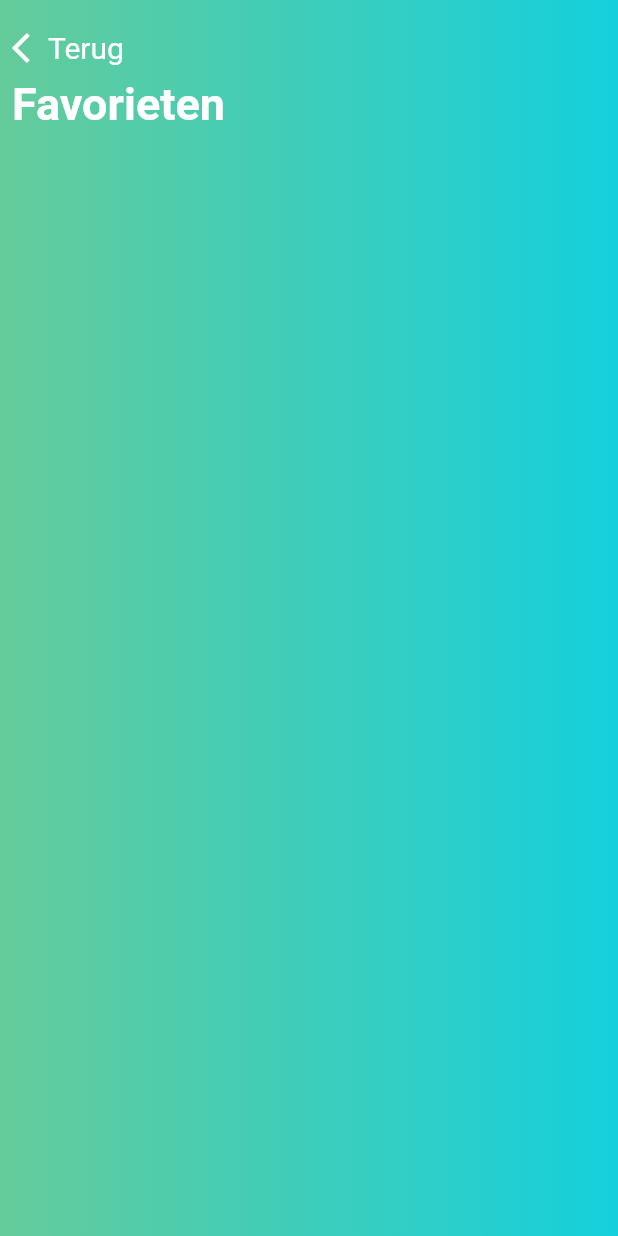
After one commit to YaniMaassenPXL/wisemen_sollicitatie_pokemon_app, a Flutter app: the screen it shows after launch, after a tap on "Mijn team", on a phone screen of 412 x 824 dp. The commit adds this screen. Run offline on Flutter 3.47's test engine with Material 2 defaults, Android fonts, the phone set to English and light mode, and no system bars; our stand-ins replace bloc, carousel_slider, equatable, flutter_bloc, hive, hive_flutter and 2 more; accounts and stored records are empty; generated files the repository leaves out were written again; network calls fail.

Commit message:
Added team page (favorites page with a limit of 6 pokemon) Added functionality for team page in detail bloc and selection card

```diff
--- a/lib/app.dart
+++ b/lib/app.dart
@@ -3,6 +3,7 @@ import 'package:pokemon_api/pokemon_api.dart';
 import 'package:flutter_bloc/flutter_bloc.dart';
 import 'package:pokemon_app_wisemen/favorites/favorites.dart';
 import 'package:pokemon_app_wisemen/home/home.dart';
+import 'package:pokemon_app_wisemen/team/team.dart';
 
 class App extends MaterialApp {
   App({super.key, required PokemonApiClient repository})
@@ -13,7 +14,8 @@ class App extends MaterialApp {
               value: repository,
               child: const Home(),
             ),
-            '/favorites': (context) => const Favorites()
+            '/favorites': (context) => const Favorites(),
+            '/team': (context) => const Team()
           },
           debugShowCheckedModeBanner: false,
         );
--- a/lib/detail/bloc/detail_bloc.dart
+++ b/lib/detail/bloc/detail_bloc.dart
@@ -32,7 +32,7 @@ class DetailBloc extends Bloc<DetailEvent, DetailState> {
       final pokemon = await _pokemonApiClient.getPokemonById(state.pokemon.id);
       final favoritesBox = await Hive.openBox('favorites');
       final teamBox = await Hive.openBox('team');
-      final viewedBox = await Hive.openBox('viewedBox');
+      final viewedBox = await Hive.openBox('viewed');
 
       if (!viewedBox.containsKey(pokemon.id.toString())) {
         viewedBox.put(pokemon.id.toString(), jsonEncode(pokemon));
@@ -42,7 +42,7 @@ class DetailBloc extends Bloc<DetailEvent, DetailState> {
         status: DetailStatus.success,
         pokemon: pokemon,
         favorite: favoritesBox.containsKey(pokemon.id.toString()),
-        team: teamBox.containsKey(pokemon.id.toString())
+        team: teamBox.containsKey(pokemon.id.toString()) || teamBox.length >= 6
       ));
     } on Exception catch (_) {
       final favoritesBox = await Hive.openBox('favorites');
@@ -81,7 +81,7 @@ class DetailBloc extends Bloc<DetailEvent, DetailState> {
     teamBox.put(state.pokemon.id.toString(), jsonEncode(state.pokemon));
     emit(state.copyWith(
       status: DetailStatus.success,
-      favorite: true,
+      team: true,
     ));
   }
 }
--- a/lib/home/widgets/selection_card.dart
+++ b/lib/home/widgets/selection_card.dart
@@ -14,6 +14,8 @@ class SelectionCard extends StatelessWidget {
       child: Row(
         children: [
           Expanded(
+            child: GestureDetector(
+              onTap: () => Navigator.of(context).pushNamed('/team'),
               child: Padding(
                 padding: const EdgeInsets.fromLTRB(8, 2, 4, 8),
                 child: Container(
@@ -54,6 +56,7 @@ class SelectionCard extends StatelessWidget {
                         child: Image.asset('assets/ball_purple.png', height: MediaQuery.of(context).size.height * .13)
                       )
                     ],
+                  ),
                 ),
               ),
             )
--- /dev/null
+++ b/lib/team/cubit/team_cubit.dart
@@ -0,0 +1,36 @@
+import 'dart:convert';
+
+import 'package:bloc/bloc.dart';
+import 'package:hive/hive.dart';
+import 'package:pokemon_api/pokemon_api.dart';
+import 'package:equatable/equatable.dart';
+
+part 'team_state.dart';
+
+class TeamCubit extends Cubit<TeamState> {
+  TeamCubit() : super(const TeamState.loading());
+
+  Future<void> fetchList() async {
+    try {
+      final favoritesBox = await Hive.openBox('team');
+      List<Pokemon> pokemonList = <Pokemon>[];
+      favoritesBox.values.forEach((pokemon) {
+        pokemonList.add(Pokemon.fromJson(jsonDecode(pokemon)));
+      });
+      emit(TeamState.success(pokemonList));
+    } on Exception {
+      emit(const TeamState.failure());
+    }
+  }
+
+  Future<void> removeItem(String id) async {
+    final favoritesBox = await Hive.openBox('team');
+    favoritesBox.delete(id);
+    List<Pokemon> pokemonList = <Pokemon>[];
+    favoritesBox.values.forEach((pokemon) {
+      pokemonList.add(Pokemon.fromJson(jsonDecode(pokemon)));
+    });
+
+    emit(TeamState.success(pokemonList));
+  }
+}
--- /dev/null
+++ b/lib/team/cubit/team_state.dart
@@ -0,0 +1,23 @@
+part of 'team_cubit.dart';
+
+enum TeamStatus { loading, success, failure }
+
+class TeamState extends Equatable {
+  const TeamState._({
+    this.status = TeamStatus.loading,
+    this.pokemonList = const <Pokemon>[],
+  });
+
+  const TeamState.loading() : this._();
+
+  const TeamState.success(List<Pokemon> items)
+      : this._(status: TeamStatus.success, pokemonList: items);
+
+  const TeamState.failure() : this._(status: TeamStatus.failure);
+
+  final TeamStatus status;
+  final List<Pokemon> pokemonList;
+
+  @override
+  List<Object> get props => [status, pokemonList];
+}
--- /dev/null
+++ b/lib/team/team.dart
@@ -0,0 +1,3 @@
+export 'cubit/team_cubit.dart';
+export 'view/view.dart';
+export 'widgets/widgets.dart';
--- /dev/null
+++ b/lib/team/view/team.dart
@@ -0,0 +1,91 @@
+import 'package:flutter/material.dart';
+import 'package:flutter_bloc/flutter_bloc.dart';
+import 'package:pokemon_app_wisemen/team/team.dart';
+
+class Team extends StatelessWidget {
+  const Team({Key? key}) : super(key: key);
+
+  @override
+  Widget build(BuildContext context) {
+    return Scaffold(
+      body: BlocProvider(
+        create: (_) => TeamCubit()..fetchList(),
+        child: const TeamView(),
+      ),
+    );
+  }
+}
+
+class TeamView extends StatelessWidget {
+  const TeamView({Key? key}) : super(key: key);
+
+  @override
+  Widget build(BuildContext context) {
+    final state = context
+        .watch<TeamCubit>()
+        .state;
+    switch (state.status) {
+      case TeamStatus.failure:
+        return const Center(child: Text('Oops something went wrong!'));
+      case TeamStatus.success:
+        return Scaffold(
+          body: Container(
+            decoration: const BoxDecoration(
+                gradient: LinearGradient(
+                    colors: <Color>[
+                      Color.fromRGBO(101, 203, 154, 1),
+                      Color.fromRGBO(21, 208, 220, 1)
+                    ]
+                )
+            ),
+            child: Column(
+              crossAxisAlignment: CrossAxisAlignment.start,
+              children: [
+                Padding(
+                  padding: const EdgeInsets.only(top: 20, left: 8),
+                  child: GestureDetector(
+                    onTap: () => Navigator.of(context).popAndPushNamed('/'),
+                    child: Row(
+                      children: [
+                        Icon(Icons.arrow_back_ios, color: Colors.white),
+                        Text('Terug', style: TextStyle(
+                            color: Colors.white,
+                            fontSize: 20
+                        ))
+                      ],
+                    ),
+                  ),
+                ),
+                Padding(
+                  padding: const EdgeInsets.all(8),
+                  child: Text('Favorieten', style: TextStyle(
+                      color: Colors.white,
+                      fontSize: 30,
+                      fontWeight: FontWeight.bold
+                  )),
+                ),
+                Expanded(
+                  child: ListView.builder(
+                      padding: EdgeInsets.zero,
+                      shrinkWrap: true,
+                      itemBuilder: (BuildContext context, int index) {
+                        return Padding(
+                          padding: const EdgeInsets.symmetric(horizontal: 8),
+                          child: PokemonCard(
+                              pokemon: state.pokemonList[index],
+                              onDismissed: (d) => context.read<TeamCubit>().removeItem(state.pokemonList[index].id.toString())
+                          ),
+                        );
+                      },
+                      itemCount: state.pokemonList.length
+                  ),
+                )
+              ],
+            ),
+          ),
+        );
+      case TeamStatus.loading:
+        return const Center(child: CircularProgressIndicator());
+    }
+  }
+}
--- /dev/null
+++ b/lib/team/view/view.dart
@@ -0,0 +1 @@
+export 'team.dart';
--- /dev/null
+++ b/lib/team/widgets/widgets.dart
@@ -0,0 +1 @@
+export 'pokemon_card.dart';
```
Also changed, not shown: lib/detail/view/detail.dart (+32 -0 lines), lib/team/widgets/pokemon_card.dart (added, +80 -0 lines). Lines whose indentation alone changed are shown as unchanged.
